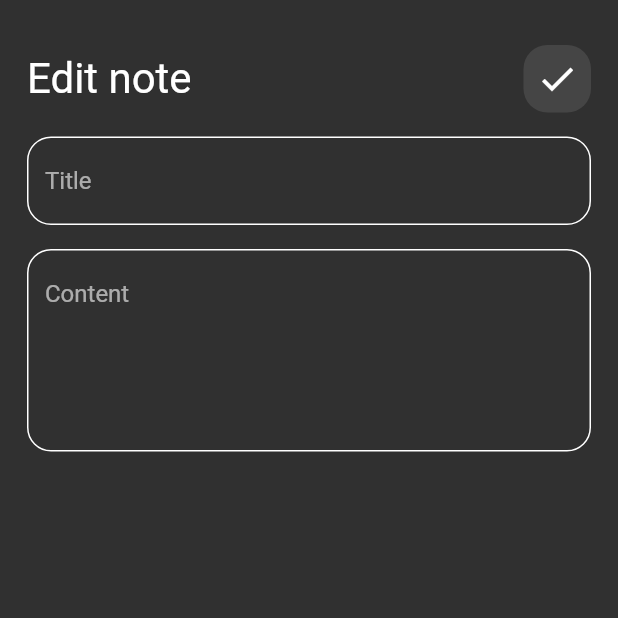
After one commit to Mahmoud-Elsayed-Elhga/notes-app, a Flutter app: the screen it shows after launch, after a tap on "Flutter Tips", on a phone screen of 412 x 824 dp, the top half of it. The commit adds this screen. Run offline on Flutter 3.47's test engine with Material 2 defaults, Android fonts, the phone set to English and light mode, and no system bars.

Commit message:
finished EditNoteView UI

```diff
--- /dev/null
+++ b/lib/views/edit_note_view.dart
@@ -0,0 +1,12 @@
+import 'package:flutter/material.dart';
+
+import '../widgets/edit_note_view_body.dart';
+
+class EditNoteView extends StatelessWidget {
+  const EditNoteView({super.key});
+
+  @override
+  Widget build(BuildContext context) {
+    return const Scaffold(body: EditNoteViewBody());
+  }
+}
--- a/lib/widgets/add_note_bottom_sheet.dart
+++ b/lib/widgets/add_note_bottom_sheet.dart
@@ -1,5 +1,4 @@
 import 'package:flutter/material.dart';
-import 'package:notes_app/constants.dart';
 import 'package:notes_app/widgets/custom_text_field.dart';
 
 import 'custom_button.dart';
--- a/lib/widgets/custom_app_bar.dart
+++ b/lib/widgets/custom_app_bar.dart
@@ -3,18 +3,23 @@ import 'package:flutter/material.dart';
 import 'custom_search_button.dart';
 
 class CustomAppBar extends StatelessWidget {
-  const CustomAppBar({super.key});
+  const CustomAppBar({super.key, required this.text, required this.icon});
+
+  final String text;
+  final IconData icon;
 
   @override
   Widget build(BuildContext context) {
-    return const Row(
+    return Row(
       children: [
         Text(
-          'Notes',
-          style: TextStyle(fontSize: 28),
+          text,
+          style: const TextStyle(fontSize: 28),
         ),
-        Spacer(),
-        CustomSearchButton()
+        const Spacer(),
+        CustomIcon(
+          icon: icon,
+        )
       ],
     );
   }
--- a/lib/widgets/custom_search_button.dart
+++ b/lib/widgets/custom_search_button.dart
@@ -1,8 +1,9 @@
 import 'package:flutter/material.dart';
 
-class CustomSearchButton extends StatelessWidget {
-  const CustomSearchButton({super.key});
+class CustomIcon extends StatelessWidget {
+  const CustomIcon({super.key, required this.icon});
 
+  final IconData icon;
   @override
   Widget build(BuildContext context) {
     return Container(
@@ -11,9 +12,9 @@ class CustomSearchButton extends StatelessWidget {
       decoration: BoxDecoration(
           color: Colors.white.withOpacity(0.1),
           borderRadius: BorderRadius.circular(16)),
-      child: const Center(
+      child: Center(
           child: Icon(
-        Icons.search,
+        icon,
         size: 28,
       )),
     );
--- /dev/null
+++ b/lib/widgets/edit_note_view_body.dart
@@ -0,0 +1,32 @@
+import 'package:flutter/material.dart';
+import 'package:notes_app/widgets/custom_app_bar.dart';
+import 'package:notes_app/widgets/custom_text_field.dart';
+
+class EditNoteViewBody extends StatelessWidget {
+  const EditNoteViewBody({super.key});
+
+  @override
+  Widget build(BuildContext context) {
+    return const Padding(
+      padding: EdgeInsets.symmetric(horizontal: 18),
+      child: Column(
+        children: [
+          SizedBox(height: 30),
+          CustomAppBar(
+            text: 'Edit note',
+            icon: Icons.check,
+          ),
+          SizedBox(height: 16),
+          CustomTextField(
+            hint: 'Title',
+          ),
+          SizedBox(height: 16),
+          CustomTextField(
+            hint: 'Content',
+            maxLines: 5,
+          ),
+        ],
+      ),
+    );
+  }
+}
--- a/lib/widgets/note_item.dart
+++ b/lib/widgets/note_item.dart
@@ -1,11 +1,18 @@
 import 'package:flutter/material.dart';
+import 'package:notes_app/views/edit_note_view.dart';
 
 class NoteItem extends StatelessWidget {
   const NoteItem({super.key});
 
   @override
   Widget build(BuildContext context) {
-    return Container(
+    return GestureDetector(
+      onTap: () {
+        Navigator.push(context, MaterialPageRoute(builder: (context) {
+          return EditNoteView();
+        }));
+      },
+      child: Container(
         padding: const EdgeInsets.only(top: 20, bottom: 20, left: 12),
         decoration: BoxDecoration(
             color: Colors.green, borderRadius: BorderRadius.circular(18)),
@@ -27,7 +34,8 @@ class NoteItem extends StatelessWidget {
               ),
               trailing: IconButton(
                   onPressed: () {},
-                icon: const Icon(Icons.delete, size: 30, color: Colors.black)),
+                  icon:
+                      const Icon(Icons.delete, size: 30, color: Colors.black)),
             ),
             Padding(
               padding: const EdgeInsets.only(right: 20),
@@ -36,6 +44,7 @@ class NoteItem extends StatelessWidget {
             )
           ],
         ),
+      ),
     );
   }
 }
--- a/lib/widgets/notes_view_body.dart
+++ b/lib/widgets/notes_view_body.dart
@@ -14,7 +14,10 @@ class NotesViewBody extends StatelessWidget {
           SizedBox(
             height: 30,
           ),
-          CustomAppBar(),
+          CustomAppBar(
+            text: 'Notes',
+            icon: Icons.search,
+          ),
           Expanded(child: NotesListView())
         ],
       ),
```
Lines whose indentation alone changed are shown as unchanged.
